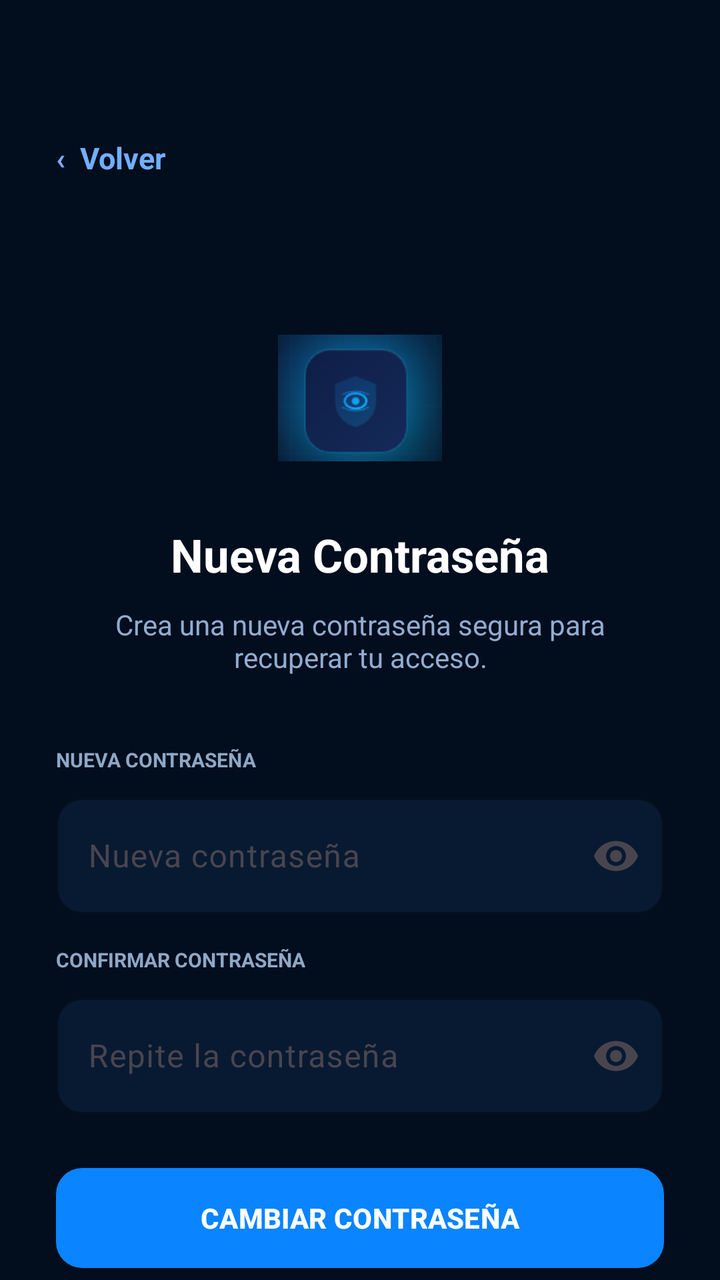
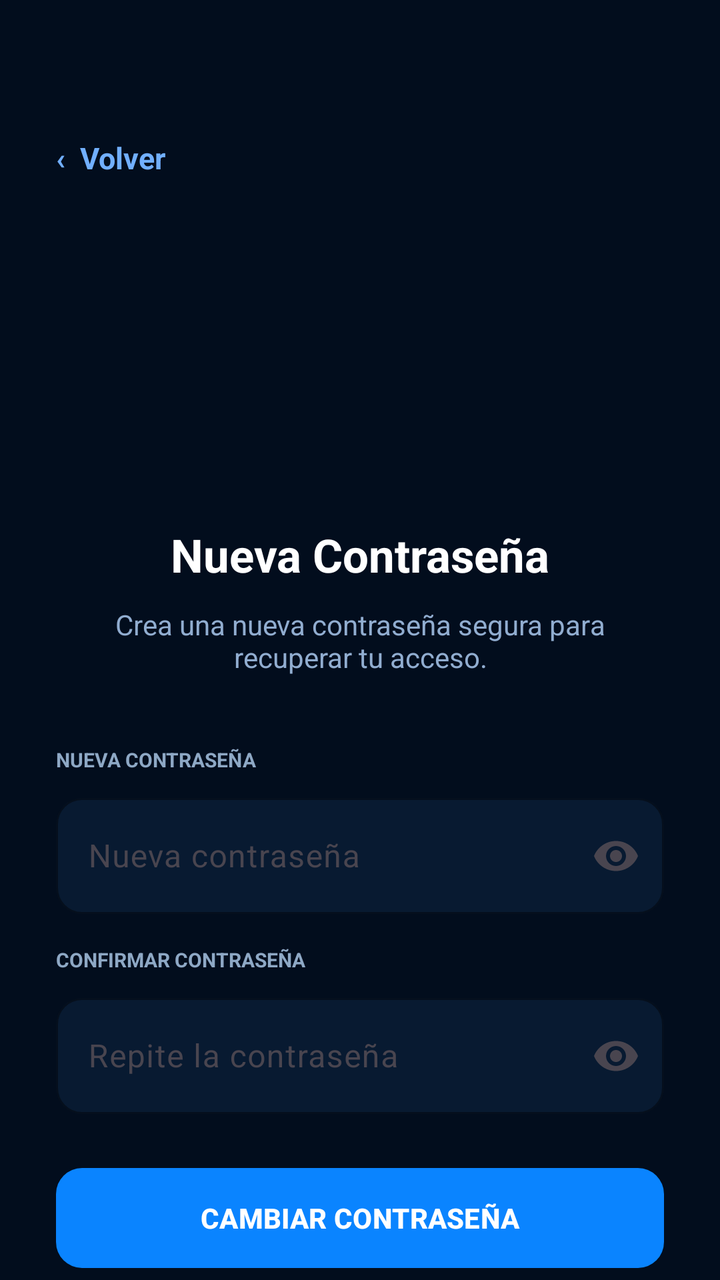

The first picture is an Android layout as it rendered before a commit; the second is the same layout after the commit. The layout source and the unified diff follow.
<!-- AndroidManifest.xml: application theme Theme.SafeVisionAI -->
<!-- res/layout/activity_nueva_password.xml -->
<?xml version="1.0" encoding="utf-8"?>
<ScrollView xmlns:android="http://schemas.android.com/apk/res/android"
    xmlns:app="http://schemas.android.com/apk/res-auto"
    android:layout_width="match_parent"
    android:layout_height="match_parent"
    android:background="#020D1D"
    android:fillViewport="true"
    android:scrollbars="none">

    <LinearLayout
        android:layout_width="match_parent"
        android:layout_height="match_parent"
        android:orientation="vertical"
        android:paddingStart="28dp"
        android:paddingTop="55dp"
        android:paddingEnd="28dp"
        android:paddingBottom="35dp">

        <TextView
            android:id="@+id/btnVolverNuevaPassword"
            android:layout_width="wrap_content"
            android:layout_height="48dp"
            android:gravity="center_vertical"
            android:text="‹  Volver"
            android:textColor="#71AFFF"
            android:textSize="15sp"
            android:textStyle="bold" />

        <LinearLayout
            android:layout_width="match_parent"
            android:layout_height="wrap_content"
            android:layout_marginTop="55dp"
            android:gravity="center_horizontal"
            android:orientation="vertical">

            <ImageView
                android:layout_width="82dp"
                android:layout_height="82dp"
                android:contentDescription="SafeVision AI"
                android:src="@drawable/safevision_logo" />

            <TextView
                android:layout_width="wrap_content"
                android:layout_height="wrap_content"
                android:layout_marginTop="22dp"
                android:text="Nueva Contraseña"
                android:textColor="#FFFFFF"
                android:textSize="23sp"
                android:textStyle="bold" />

            <TextView
                android:layout_width="match_parent"
                android:layout_height="wrap_content"
                android:layout_marginTop="10dp"
                android:gravity="center"
                android:text="Crea una nueva contraseña segura para recuperar tu acceso."
                android:textColor="#91ADD0"
                android:textSize="14sp" />

            <TextView
                android:layout_width="match_parent"
                android:layout_height="wrap_content"
                android:layout_marginTop="35dp"
                android:layout_marginBottom="7dp"
                android:text="NUEVA CONTRASEÑA"
                android:textColor="#8EA8C5"
                android:textSize="10sp"
                android:textStyle="bold" />

            <com.google.android.material.textfield.TextInputLayout
                android:layout_width="match_parent"
                android:layout_height="wrap_content"
                app:boxBackgroundColor="#081A31"
                app:boxBackgroundMode="outline"
                app:boxCornerRadiusBottomEnd="13dp"
                app:boxCornerRadiusBottomStart="13dp"
                app:boxCornerRadiusTopEnd="13dp"
                app:boxCornerRadiusTopStart="13dp"
                app:boxStrokeColor="#1766A5"
                app:endIconMode="password_toggle">

                <com.google.android.material.textfield.TextInputEditText
                    android:id="@+id/txtNuevaPassword"
                    android:layout_width="match_parent"
                    android:layout_height="58dp"
                    android:hint="Nueva contraseña"
                    android:inputType="textPassword"
                    android:textColor="#FFFFFF"
                    android:textColorHint="#58728F" />

            </com.google.android.material.textfield.TextInputLayout>

            <TextView
                android:layout_width="match_parent"
                android:layout_height="wrap_content"
                android:layout_marginTop="16dp"
                android:layout_marginBottom="7dp"
                android:text="CONFIRMAR CONTRASEÑA"
                android:textColor="#8EA8C5"
                android:textSize="10sp"
                android:textStyle="bold" />

            <com.google.android.material.textfield.TextInputLayout
                android:layout_width="match_parent"
                android:layout_height="wrap_content"
                app:boxBackgroundColor="#081A31"
                app:boxBackgroundMode="outline"
                app:boxCornerRadiusBottomEnd="13dp"
                app:boxCornerRadiusBottomStart="13dp"
                app:boxCornerRadiusTopEnd="13dp"
                app:boxCornerRadiusTopStart="13dp"
                app:boxStrokeColor="#1766A5"
                app:endIconMode="password_toggle">

                <com.google.android.material.textfield.TextInputEditText
                    android:id="@+id/txtConfirmarNuevaPassword"
                    android:layout_width="match_parent"
                    android:layout_height="58dp"
                    android:hint="Repite la contraseña"
                    android:inputType="textPassword"
                    android:textColor="#FFFFFF"
                    android:textColorHint="#58728F" />

            </com.google.android.material.textfield.TextInputLayout>

            <com.google.android.material.button.MaterialButton
                android:id="@+id/btnCambiarPassword"
                android:layout_width="match_parent"
                android:layout_height="58dp"
                android:layout_marginTop="23dp"
                android:text="CAMBIAR CONTRASEÑA"
                android:textColor="#FFFFFF"
                android:textStyle="bold"
                app:backgroundTint="#0A84FF"
                app:cornerRadius="13dp" />

        </LinearLayout>

    </LinearLayout>

</ScrollView>
<!-- resources referenced by this layout -->
<resources>
  <!-- drawable safevision_logo: png bitmap (drawable, 13281 bytes) -->
  <style name="Theme.SafeVisionAI" parent="Base.Theme.SafeVisionAI" />
  <style name="Base.Theme.SafeVisionAI" parent="Theme.Material3.DayNight.NoActionBar">
          
          
      </style>
</resources>

<!-- the commit's change to res/layout/activity_nueva_password.xml (unified diff, before → after) -->
@@ -37,7 +37,7 @@
                 android:layout_width="82dp"
                 android:layout_height="82dp"
                 android:contentDescription="SafeVision AI"
-                android:src="@drawable/safevision_logo" />
+                android:src="@mipmap/ic_launcher" />
 
             <TextView
                 android:layout_width="wrap_content"
<!-- resource entries referenced after the edit -->
@@ -1,7 +1,14 @@
 <!-- resources referenced by this layout -->
 <resources>
-  <!-- drawable safevision_logo: png bitmap (drawable, 13281 bytes) -->
+  <!-- mipmap ic_launcher (mipmap-anydpi-v26) -->
+  <?xml version="1.0" encoding="utf-8"?>
+  <adaptive-icon xmlns:android="http://schemas.android.com/apk/res/android">
+      <background android:drawable="@drawable/ic_launcher_background"/>
+      <foreground android:drawable="@mipmap/ic_launcher_foreground"/>
+      <monochrome android:drawable="@mipmap/ic_launcher_foreground"/>
+  </adaptive-icon>
   <style name="Theme.SafeVisionAI" parent="Base.Theme.SafeVisionAI" />
+  <!-- drawable ic_launcher_background: vector/xml drawable (drawable, 4866 chars, omitted) -->
   <style name="Base.Theme.SafeVisionAI" parent="Theme.Material3.DayNight.NoActionBar">
           
           
